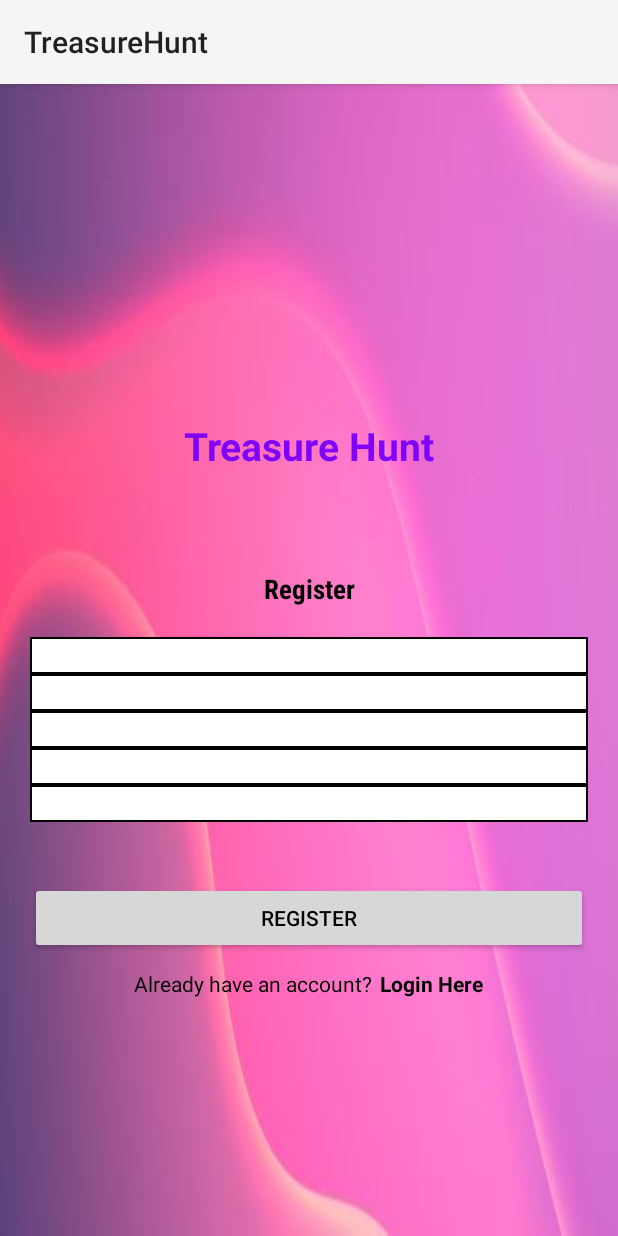
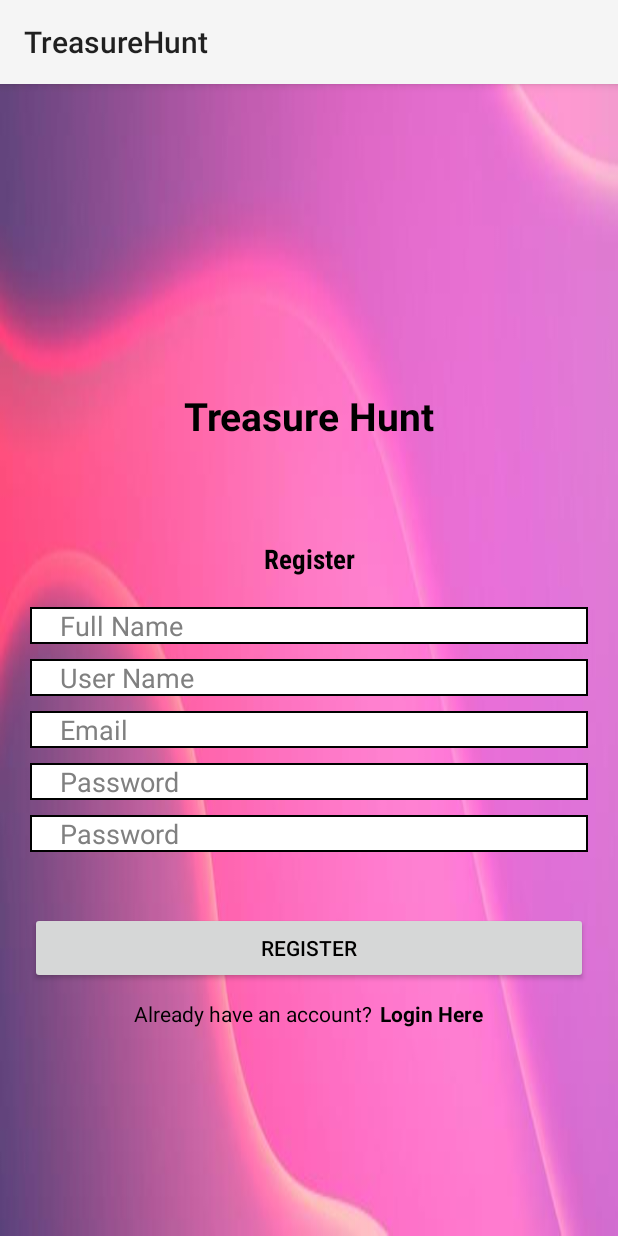
Before and after one commit to GutsArmour/TreasureHuntApp, an Android app: the Register screen opened directly, with no data from a screen before it, on a phone screen of 412 x 824 dp. Run offline under Robolectric (Android 15) with nearby library versions, the phone set to English and light mode, and no system bars; our stand-ins replace Firebase (no records; nobody signed in at launch, a user with empty details on screens opened directly).

Commit message:
Fixed layout and colours

```diff
--- a/app/build.gradle
+++ b/app/build.gradle
@@ -46,6 +46,7 @@ dependencies {
     implementation platform('com.google.firebase:firebase-bom:31.1.0')
     implementation 'com.google.firebase:firebase-database'
     implementation 'com.journeyapps:zxing-android-embedded:4.3.0'
+    implementation 'com.google.firebase:firebase-storage:20.1.0'
     implementation 'com.google.android.gms:play-services-location:21.0.1'
     implementation 'com.google.android.gms:play-services-maps:18.1.0'
 }
--- a/app/src/main/java/com/example/treasurehunt/Register.java
+++ b/app/src/main/java/com/example/treasurehunt/Register.java
@@ -1,5 +1,6 @@
 package com.example.treasurehunt;
 
+import android.net.Uri;
 import android.os.Bundle;
 import android.view.View;
 import android.widget.Button;
@@ -17,7 +18,9 @@ import com.google.firebase.database.FirebaseDatabase;
 import com.google.firebase.database.ValueEventListener;
 
 public class Register extends BaseAppCompatActivity {
+
     DatabaseReference databaseReference = FirebaseDatabase.getInstance().getReferenceFromUrl("https://treasurehunt-bb6e9-default-rtdb.firebaseio.com/");
+
     @Override
     protected  void onCreate(Bundle savedInstanceState) {
         super.onCreate(savedInstanceState);
--- a/app/src/main/res/layout/activity_register.xml
+++ b/app/src/main/res/layout/activity_register.xml
@@ -12,7 +12,7 @@
         android:layout_height="165dp"
         android:gravity="center"
         android:text="Treasure Hunt"
-        android:textColor="#7f03fc"
+        android:textColor="@color/black"
         android:textSize="26sp"
         android:textStyle="bold" />
     <TextView
@@ -35,10 +35,11 @@
         android:maxLines="1"
         android:layout_marginStart="20dp"
         android:layout_marginEnd="20dp"
+        android:layout_marginBottom="10dp"
         android:paddingStart="20dp"
         android:paddingEnd="0dp"
         android:background="@drawable/edittext_border"
-        android:textColorHint="@color/white"/>
+        android:textColorHint="#808080"/>
 
     <EditText
         android:layout_width="match_parent"
@@ -49,10 +50,11 @@
         android:maxLines="1"
         android:layout_marginStart="20dp"
         android:layout_marginEnd="20dp"
+        android:layout_marginBottom="10dp"
         android:paddingStart="20dp"
         android:paddingEnd="0dp"
         android:background="@drawable/edittext_border"
-        android:textColorHint="@color/white"/>
+        android:textColorHint="#808080"/>
 
     <EditText
         android:layout_width="match_parent"
@@ -64,9 +66,10 @@
         android:layout_marginStart="20dp"
         android:layout_marginEnd="20dp"
         android:paddingStart="20dp"
+        android:layout_marginBottom="10dp"
         android:paddingEnd="0dp"
         android:background="@drawable/edittext_border"
-        android:textColorHint="@color/white"/>
+        android:textColorHint="#808080"/>
 
     <EditText
         android:layout_width="match_parent"
@@ -78,9 +81,10 @@
         android:layout_marginStart="20dp"
         android:layout_marginEnd="20dp"
         android:paddingStart="20dp"
+        android:layout_marginBottom="10dp"
         android:paddingEnd="0dp"
         android:background="@drawable/edittext_border"
-        android:textColorHint="@color/white"/>
+        android:textColorHint="#808080"/>
 
     <EditText
         android:layout_width="match_parent"
@@ -94,7 +98,7 @@
         android:paddingStart="20dp"
         android:paddingEnd="0dp"
         android:background="@drawable/edittext_border"
-        android:textColorHint="@color/white"/>
+        android:textColorHint="#808080"/>
 
     <androidx.appcompat.widget.AppCompatButton
         android:id="@+id/registerBtn"
```
Also changed, not shown: app/src/main/res/layout/activity_contact.xml (+8 -2 lines), app/src/main/res/layout/activity_login.xml (+6 -4 lines), app/src/main/res/drawable/default_profile_photo.jpg (added).
